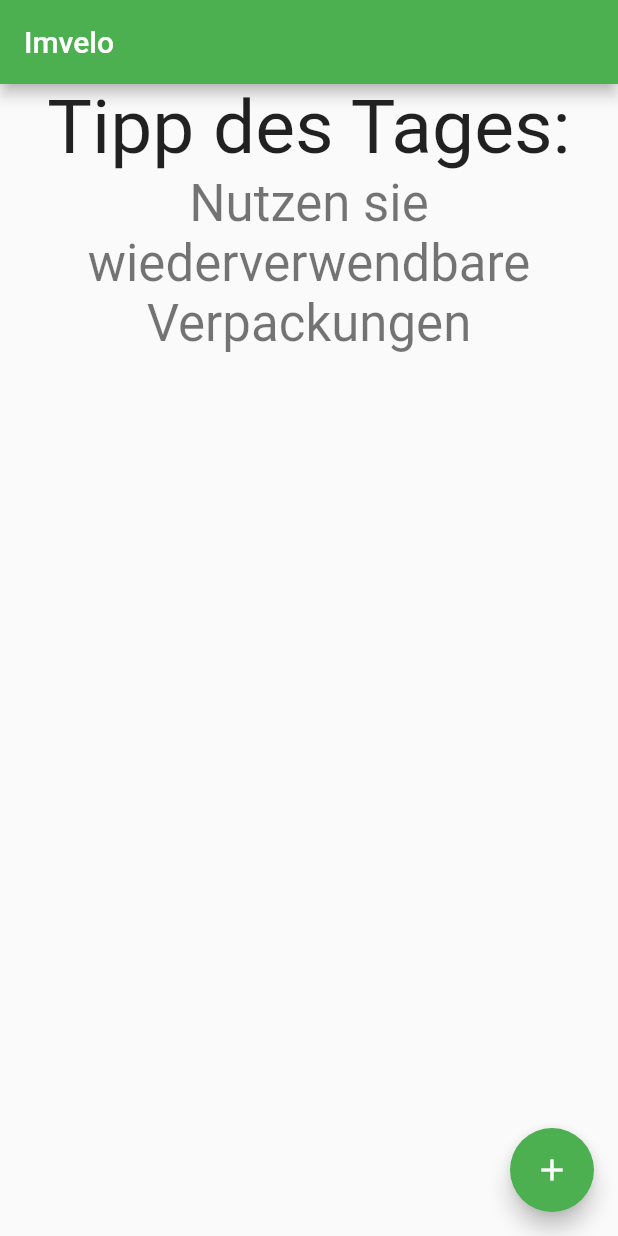
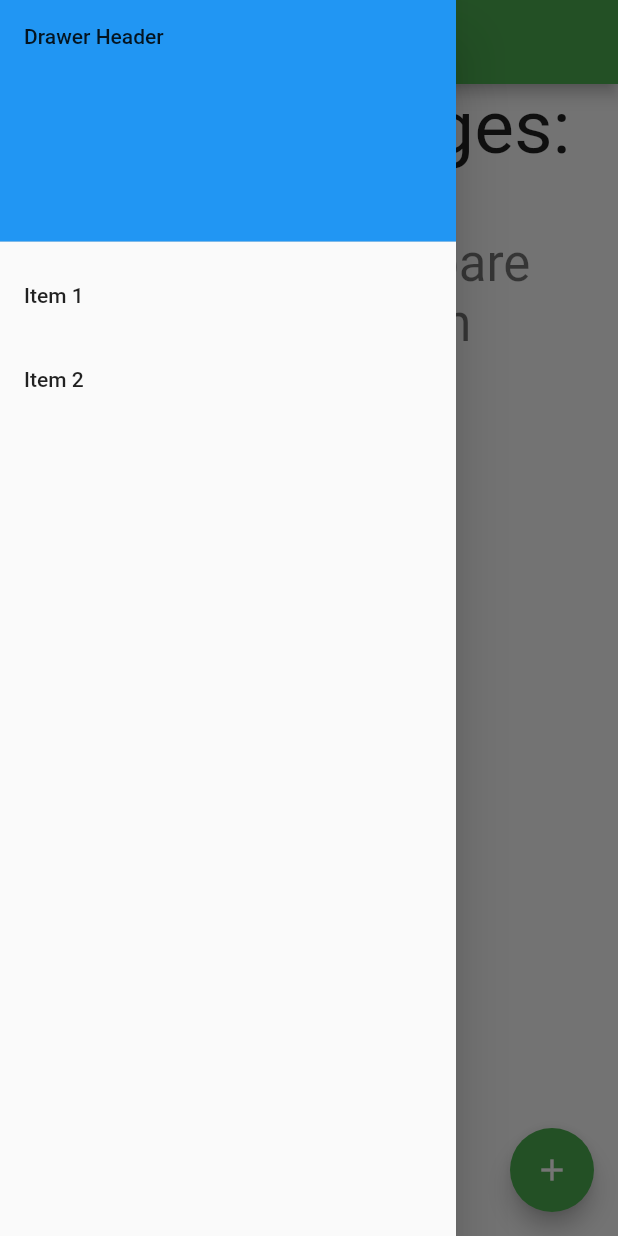
Before and after one commit to Paul595/imvelo, a Flutter app: the screen it shows after launch, with the side drawer open (before the commit the screen has no drawer), on a phone screen of 412 x 824 dp. Run offline on Flutter 3.47's test engine with Material 2 defaults, Android fonts, the phone set to English and light mode, and no system bars.

Commit message:
drawer
paul du lappen du kannst nix das hab ich genacht

```diff
--- a/imvelo_flutter/imvelo_flutter/lib/main.dart
+++ b/imvelo_flutter/imvelo_flutter/lib/main.dart
@@ -100,6 +100,44 @@ class _MyHomePageState extends State<MyHomePage> {
               style: Theme.of(context).textTheme.display1,
               textAlign: TextAlign.center,
             ),
+
+
+
+          ],
+        ),
+      ),
+      drawer: Drawer(
+        // Add a ListView to the drawer. This ensures the user can scroll
+        // through the options in the drawer if there isn't enough vertical
+        // space to fit everything.
+        child: ListView(
+          // Important: Remove any padding from the ListView.
+          padding: EdgeInsets.zero,
+          children: <Widget>[
+            DrawerHeader(
+              child: Text('Drawer Header'),
+              decoration: BoxDecoration(
+                color: Colors.blue,
+              ),
+            ),
+            ListTile(
+              title: Text('Item 1'),
+              onTap: () {
+                // Update the state of the app
+                // ...
+                // Then close the drawer
+                Navigator.pop(context);
+              },
+            ),
+            ListTile(
+              title: Text('Item 2'),
+              onTap: () {
+                // Update the state of the app
+                // ...
+                // Then close the drawer
+                Navigator.pop(context);
+              },
+            ),
           ],
         ),
       ),
@@ -108,6 +146,9 @@ class _MyHomePageState extends State<MyHomePage> {
         tooltip: 'Increment',
         child: Icon(Icons.add),
       ), // This trailing comma makes auto-formatting nicer for build methods.
+
+
+
     );
   }
 }
```
